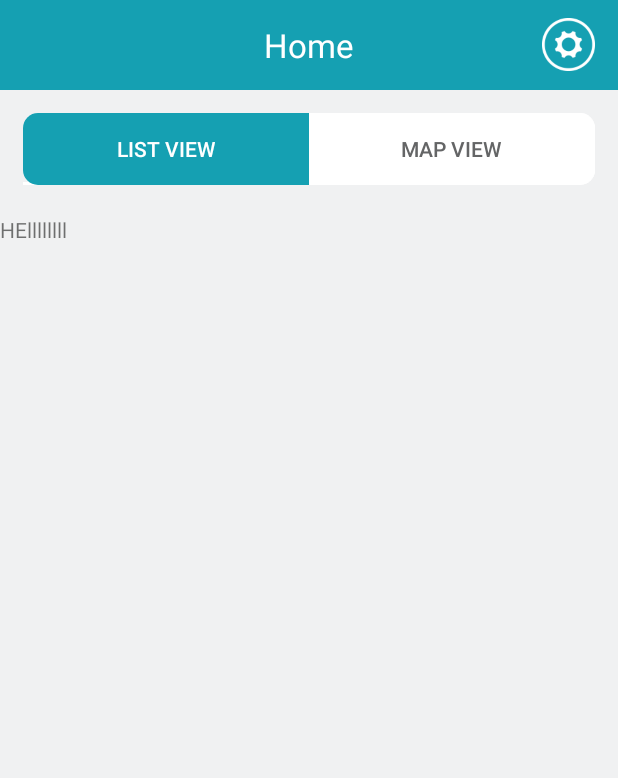
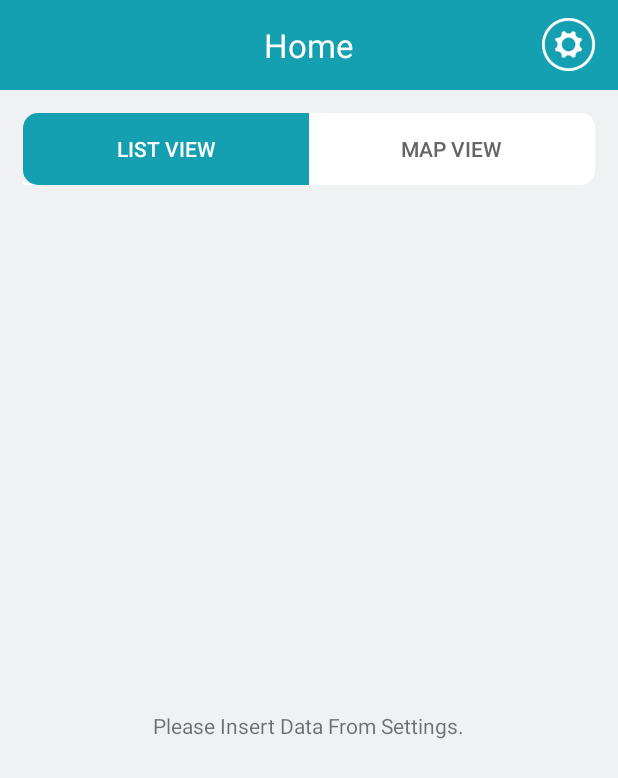
Before and after one commit to TharinduMPerera/CTSE-Assignment-MallLocator, an Android app: the screen it shows after launch (MainActivity), on a phone screen of 412 x 824 dp. Shown: the top 778 px of the screen. Run offline under Robolectric (Android 15) with nearby library versions, the light colour scheme and no system bars.

Commit message:
- Kasun's part is added

```diff
--- a/app/build.gradle
+++ b/app/build.gradle
@@ -24,6 +24,7 @@ dependencies {
     implementation 'com.android.support:design:26.1.0'
     implementation 'com.android.support.constraint:constraint-layout:1.0.2'
     implementation 'com.google.android.gms:play-services-maps:11.6.0'
+    compile 'de.hdodenhof:circleimageview:2.2.0'
     testImplementation 'junit:junit:4.12'
     androidTestImplementation 'com.android.support.test:runner:1.0.1'
     androidTestImplementation 'com.android.support.test.espresso:espresso-core:3.0.1'
--- a/app/src/main/java/com/tharinduapps/malllocator/fragments/ListViewFragment.java
+++ b/app/src/main/java/com/tharinduapps/malllocator/fragments/ListViewFragment.java
@@ -3,11 +3,17 @@ package com.tharinduapps.malllocator.fragments;
 import android.support.v4.app.Fragment;
 import android.os.Bundle;
 import android.support.annotation.Nullable;
+import android.support.v7.widget.GridLayoutManager;
+import android.support.v7.widget.RecyclerView;
 import android.view.LayoutInflater;
 import android.view.View;
 import android.view.ViewGroup;
+import android.widget.TextView;
 
 import com.tharinduapps.malllocator.R;
+import com.tharinduapps.malllocator.activities.MainActivity;
+import com.tharinduapps.malllocator.adapters.RecyclerAdapter;
+import com.tharinduapps.malllocator.database.DBHelper;
 
 /**
  * Created by tharindu on 3/23/18.
@@ -15,11 +21,46 @@ import com.tharinduapps.malllocator.R;
 
 public class ListViewFragment extends Fragment {
 
+    private RecyclerView recyclerView;
+    private TextView noDataText;
+    private RecyclerAdapter adapter;
+    private RecyclerView.LayoutManager layoutManager;
+    private DBHelper dbHelper;
+
     @Nullable
     @Override
     public View onCreateView(LayoutInflater inflater, @Nullable ViewGroup container, Bundle savedInstanceState) {
         View view = inflater.inflate(R.layout.fragment_list, container, false);
 
+        recyclerView = view.findViewById(R.id.mall_list);
+        noDataText = view.findViewById(R.id.noDataText);
+        dbHelper = new DBHelper(getActivity());
+        layoutManager = new GridLayoutManager(getActivity(),1);
+        recyclerView.setHasFixedSize(true);
+        recyclerView.setLayoutManager(layoutManager);
+        initList();
+
         return  view;
     }
+
+    private void initList(){
+        if(dbHelper.getAllMalls().size()>1){
+            recyclerView.setVisibility(View.VISIBLE);
+            noDataText.setVisibility(View.GONE);
+            adapter = new RecyclerAdapter(getActivity());
+            recyclerView.setAdapter(adapter);
+        } else{
+            recyclerView.setVisibility(View.GONE);
+            noDataText.setVisibility(View.VISIBLE);
+        }
+
+    }
+
+    @Override
+    public void onResume() {
+        super.onResume();
+        if (MainActivity.didDBChange) {
+            initList();
+        }
+    }
 }
--- a/app/src/main/java/com/tharinduapps/malllocator/fragments/MapFragment.java
+++ b/app/src/main/java/com/tharinduapps/malllocator/fragments/MapFragment.java
@@ -51,12 +51,12 @@ public class MapFragment extends Fragment implements OnMapReadyCallback, GoogleM
 
     private void initMarkers() {
 
+        map.clear();
+
         ArrayList<Mall> malls = dbHelper.getAllMalls();
         if (malls != null && map != null) {
 
-            if (malls.size() < 1) {
-                map.clear();
-            } else {
+            if (malls.size() > 0) {
                 LatLng latLng;
                 Marker marker;
                 for (Mall mall : malls) {
--- a/app/src/main/res/layout/activity_mall_details.xml
+++ b/app/src/main/res/layout/activity_mall_details.xml
@@ -91,6 +91,7 @@
                     android:layout_width="wrap_content"
                     android:layout_height="wrap_content"
                     android:layout_gravity="center"
+                    android:numStars="5"
                     android:progressBackgroundTint="#000"
                     android:progressTint="@color/colorPrimary"
                     android:rating="0" />
--- a/app/src/main/res/layout/fragment_list.xml
+++ b/app/src/main/res/layout/fragment_list.xml
@@ -1,13 +1,24 @@
 <?xml version="1.0" encoding="utf-8"?>
-<LinearLayout xmlns:android="http://schemas.android.com/apk/res/android"
+<RelativeLayout xmlns:android="http://schemas.android.com/apk/res/android"
     android:orientation="vertical"
     android:layout_width="match_parent"
     android:layout_height="match_parent"
     android:background="@color/colorBackground">
 
     <TextView
+        android:id="@+id/noDataText"
+        android:layout_width="wrap_content"
+        android:layout_height="wrap_content"
+        android:layout_centerHorizontal="true"
+        android:layout_centerVertical="true"
+        android:text="Please Insert Data From Settings."/>
+
+    <android.support.v7.widget.RecyclerView
         android:layout_width="match_parent"
-        android:layout_height="wrap_content"
-        android:text="HEllllllll"/>
+        android:layout_height="match_parent"
+        android:scrollbars="vertical"
+        android:id="@+id/mall_list"
+        >
+    </android.support.v7.widget.RecyclerView>
 
-</LinearLayout>
+</RelativeLayout>
--- a/app/src/main/res/values/colors.xml
+++ b/app/src/main/res/values/colors.xml
@@ -5,4 +5,5 @@
     <color name="colorAccent">#FF4081</color>
     <color name="colorBackground">#F0F1F2</color>
     <color name="colorWhite">#FFF</color>
+    <color name="image_border">#ffffff</color>
 </resources>
```
Also changed, not shown: app/src/main/java/com/tharinduapps/malllocator/adapters/RecyclerAdapter.java (added, +94 -0 lines), app/src/main/res/drawable-mdpi/rounded_border_item.xml (added, +8 -0 lines), app/src/main/res/layout/recycler_view_layout.xml (added, +84 -0 lines).
